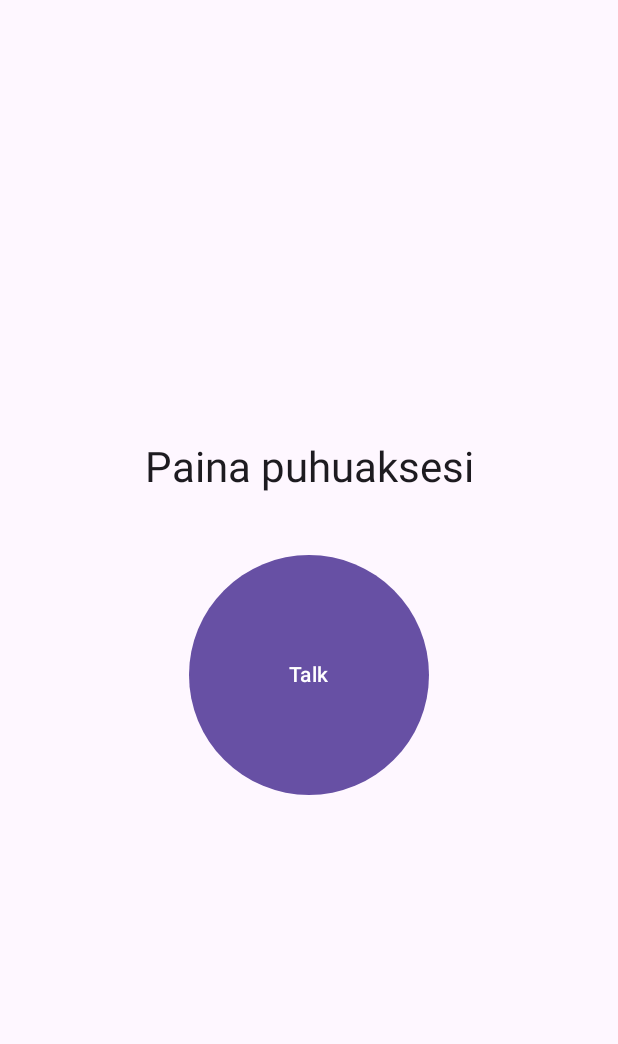
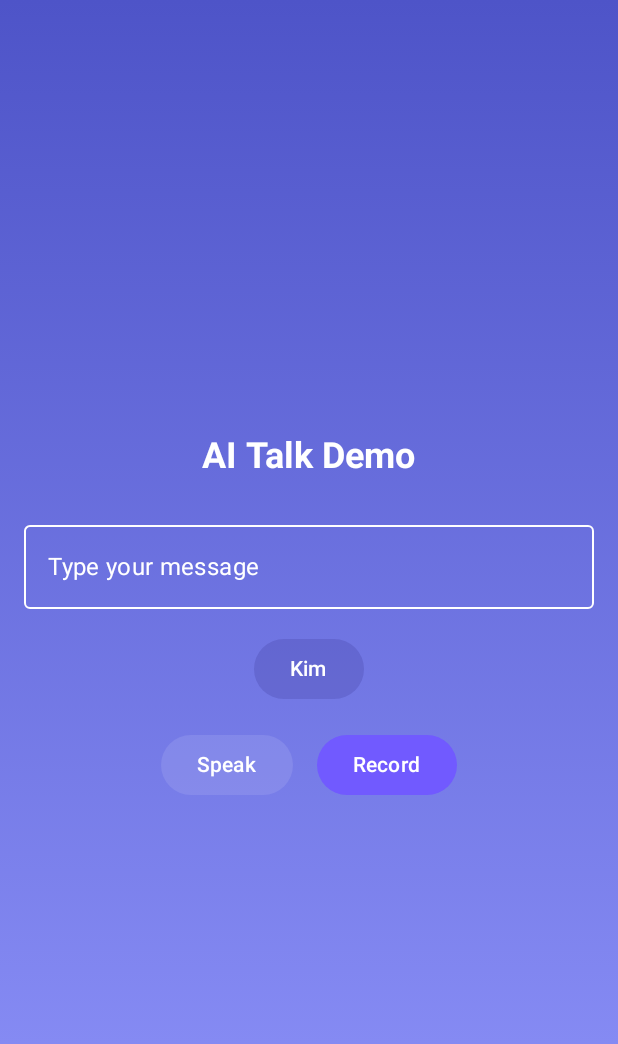
Before and after one commit to OgeonX-Ai/android, an Android app built with Jetpack Compose: the screen it shows after launch (MainActivity), on a phone screen of 412 x 824 dp. Shown: the top 1044 px of the screen. Run offline under Robolectric (Android 15) with nearby library versions, the phone set to English and light mode, and no system bars.

```diff
--- a/app/build.gradle.kts
+++ b/app/build.gradle.kts
@@ -51,12 +51,15 @@ dependencies {
     implementation(libs.androidx.compose.ui.graphics)
     implementation(libs.androidx.compose.ui.tooling.preview)
     implementation(libs.androidx.compose.material3)
+    implementation("com.google.android.material:material:1.12.0")
 
     testImplementation(libs.junit)
     androidTestImplementation(libs.androidx.junit)
     androidTestImplementation(libs.androidx.espresso.core)
     androidTestImplementation(platform(libs.androidx.compose.bom))
     androidTestImplementation(libs.androidx.compose.ui.test.junit4)
+    androidTestImplementation("androidx.test:core:1.5.0")
+    androidTestImplementation("androidx.test:runner:1.5.2")
     debugImplementation(libs.androidx.compose.ui.tooling)
     debugImplementation(libs.androidx.compose.ui.test.manifest)
 
--- /dev/null
+++ b/app/src/main/java/com/example/aitalkdemo/ui/HomeScreen.kt
@@ -0,0 +1,172 @@
+package com.example.aitalkdemo.ui
+
+import androidx.compose.foundation.background
+import androidx.compose.foundation.layout.Arrangement
+import androidx.compose.foundation.layout.Box
+import androidx.compose.foundation.layout.Column
+import androidx.compose.foundation.layout.Row
+import androidx.compose.foundation.layout.Spacer
+import androidx.compose.foundation.layout.fillMaxSize
+import androidx.compose.foundation.layout.fillMaxWidth
+import androidx.compose.foundation.layout.height
+import androidx.compose.foundation.layout.padding
+import androidx.compose.material3.Button
+import androidx.compose.material3.ButtonDefaults
+import androidx.compose.material3.DropdownMenu
+import androidx.compose.material3.DropdownMenuItem
+import androidx.compose.material3.MaterialTheme
+import androidx.compose.material3.OutlinedTextField
+import androidx.compose.material3.Text
+import androidx.compose.material3.TextFieldDefaults
+import androidx.compose.runtime.Composable
+import androidx.compose.runtime.getValue
+import androidx.compose.runtime.mutableStateOf
+import androidx.compose.runtime.remember
+import androidx.compose.runtime.setValue
+import androidx.compose.ui.Alignment
+import androidx.compose.ui.Modifier
+import androidx.compose.ui.graphics.Brush
+import androidx.compose.ui.graphics.Color
+import androidx.compose.ui.text.TextStyle
+import androidx.compose.ui.text.font.FontWeight
+import androidx.compose.ui.unit.dp
+import androidx.compose.ui.unit.sp
+
+/**
+ * A modern home screen for the AI Talk demo.
+ *
+ * This composable presents a radial gradient background, an input box for the user to
+ * type a message, a voice picker and buttons to trigger text-to-speech or start
+ * recording from the microphone. The styling draws inspiration from the GitHub Pages
+ * demo of Kim’s AI voice project by using purple and blue gradients with white
+ * typography.
+ *
+ * @param voices list of available voice/persona names to choose from
+ * @param onSendText callback invoked when the user presses the Speak button
+ * @param onRecordVoice callback invoked when the user toggles recording
+ * @param isRecording current recording state
+ * @param isProcessing whether the backend is processing a request
+ */
+@Composable
+fun HomeScreen(
+    voices: List<String>,
+    onSendText: (String, String) -> Unit,
+    onRecordVoice: (Boolean) -> Unit,
+    isRecording: Boolean,
+    isProcessing: Boolean
+) {
+    // Selected voice/persona state
+    var selectedVoice by remember { mutableStateOf(voices.firstOrNull() ?: "") }
+    // User's text input
+    var message by remember { mutableStateOf("") }
+    // Dropdown visibility state
+    var dropdownExpanded by remember { mutableStateOf(false) }
+
+    Box(
+        modifier = Modifier
+            .fillMaxSize()
+            // Vertical gradient reminiscent of the web demo
+            .background(
+                Brush.verticalGradient(
+                    colors = listOf(
+                        Color(0xFF4e54c8), // deep purple
+                        Color(0xFF8f94fb)  // light indigo
+                    )
+                )
+            )
+            .padding(16.dp)
+    ) {
+        Column(
+            modifier = Modifier.fillMaxSize(),
+            verticalArrangement = Arrangement.Center,
+            horizontalAlignment = Alignment.CenterHorizontally
+        ) {
+            // Title
+            Text(
+                text = "AI Talk Demo",
+                style = MaterialTheme.typography.headlineMedium.copy(
+                    fontWeight = FontWeight.Bold,
+                    color = Color.White
+                )
+            )
+            Spacer(modifier = Modifier.height(24.dp))
+
+            // Message text field
+            OutlinedTextField(
+                value = message,
+                onValueChange = { message = it },
+                label = { Text(text = "Type your message", color = Color.White) },
+                modifier = Modifier.fillMaxWidth(),
+                textStyle = TextStyle(color = Color.White, fontSize = 18.sp),
+                singleLine = false,
+                colors = TextFieldDefaults.outlinedTextFieldColors(
+                    focusedBorderColor = Color.White,
+                    unfocusedBorderColor = Color.White,
+                    cursorColor = Color.White
+                )
+            )
+            Spacer(modifier = Modifier.height(16.dp))
+
+            // Voice picker
+            Box {
+                Button(
+                    onClick = { dropdownExpanded = true },
+                    colors = ButtonDefaults.buttonColors(containerColor = Color(0x665050B5))
+                ) {
+                    Text(
+                        text = if (selectedVoice.isBlank()) "Select voice" else selectedVoice,
+                        color = Color.White
+                    )
+                }
+                DropdownMenu(
+                    expanded = dropdownExpanded,
+                    onDismissRequest = { dropdownExpanded = false }
+                ) {
+                    voices.forEach { voice ->
+                        DropdownMenuItem(
+                            text = { Text(voice) },
+                            onClick = {
+                                selectedVoice = voice
+                                dropdownExpanded = false
+                            }
+                        )
+                    }
+                }
+            }
+            Spacer(modifier = Modifier.height(16.dp))
+
+            // Action buttons
+            Row(
+                horizontalArrangement = Arrangement.spacedBy(16.dp)
+            ) {
+                // Speak button triggers TTS on the backend
+                Button(
+                    onClick = {
+                        if (message.isNotBlank() && selectedVoice.isNotBlank()) {
+                            onSendText(message, selectedVoice)
+                        }
+                    },
+                    enabled = message.isNotBlank() && !isProcessing,
+                    colors = ButtonDefaults.buttonColors(containerColor = Color(0xFF715AFF))
+                ) {
+                    Text(
+                        text = if (isProcessing) "Processing…" else "Speak",
+                        color = Color.White
+                    )
+                }
+                // Record button toggles microphone recording
+                Button(
+                    onClick = { onRecordVoice(!isRecording) },
+                    colors = ButtonDefaults.buttonColors(
+                        containerColor = if (isRecording) Color(0xFFD32F2F) else Color(0xFF715AFF)
+                    )
+                ) {
+                    Text(
+                        text = if (isRecording) "Stop" else "Record",
+                        color = Color.White
+                    )
+                }
+            }
+        }
+    }
+}
--- a/app/src/main/java/com/example/aitalkdemo/ui/theme/Color.kt
+++ b/app/src/main/java/com/example/aitalkdemo/ui/theme/Color.kt
@@ -2,10 +2,23 @@ package com.example.aitalkdemo.ui.theme
 
 import androidx.compose.ui.graphics.Color
 
-val Purple80 = Color(0xFFD0BCFF)
-val PurpleGrey80 = Color(0xFFCCC2DC)
-val Pink80 = Color(0xFFEFB8C8)
+/**
+ * Central color definitions for the AI talk demo app.
+ *
+ * The palette leans heavily on purples and blues to mirror the gradient used on the
+ * GitHub Pages demo. Additional semantic colours (e.g. danger) are also defined.
+ */
+object DemoColors {
+    // Gradient start and end colours used for the background
+    val GradientStart = Color(0xFF4e54c8)
+    val GradientEnd   = Color(0xFF8f94fb)
 
-val Purple40 = Color(0xFF6650a4)
-val PurpleGrey40 = Color(0xFF625b71)
-val Pink40 = Color(0xFF7D5260)
+    // Primary accent colour for buttons and highlights
+    val Primary = Color(0xFF715AFF)
+
+    // Danger colour used when the record button is active
+    val Danger = Color(0xFFD32F2F)
+
+    // On-surface colour for dark text on light backgrounds
+    val OnSurface = Color(0xFF212121)
+}
--- a/app/src/main/java/com/example/aitalkdemo/ui/theme/Theme.kt
+++ b/app/src/main/java/com/example/aitalkdemo/ui/theme/Theme.kt
@@ -1,58 +1,70 @@
 package com.example.aitalkdemo.ui.theme
 
 import android.app.Activity
-import android.os.Build
 import androidx.compose.foundation.isSystemInDarkTheme
 import androidx.compose.material3.MaterialTheme
 import androidx.compose.material3.darkColorScheme
-import androidx.compose.material3.dynamicDarkColorScheme
-import androidx.compose.material3.dynamicLightColorScheme
 import androidx.compose.material3.lightColorScheme
 import androidx.compose.runtime.Composable
+import androidx.compose.ui.graphics.Color
+import androidx.compose.ui.graphics.toArgb
 import androidx.compose.ui.platform.LocalContext
+import androidx.compose.ui.platform.LocalView
+import androidx.core.view.ViewCompat
 
-private val DarkColorScheme = darkColorScheme(
-    primary = Purple80,
-    secondary = PurpleGrey80,
-    tertiary = Pink80
-)
-
-private val LightColorScheme = lightColorScheme(
-    primary = Purple40,
-    secondary = PurpleGrey40,
-    tertiary = Pink40
-
-    /* Other default colors to override
-    background = Color(0xFFFFFBFE),
-    surface = Color(0xFFFFFBFE),
-    onPrimary = Color.White,
-    onSecondary = Color.White,
-    onTertiary = Color.White,
-    onBackground = Color(0xFF1C1B1F),
-    onSurface = Color(0xFF1C1B1F),
-    */
-)
-
+/**
+ * Defines the Material3 colour scheme and applies it to the content. A dynamic
+ * colour scheme is attempted on Android 12+ devices, but falls back to a
+ * static palette based on [DemoColors] otherwise.
+ *
+ * @param darkTheme whether to use dark colours
+ * @param content composable tree wrapped by the theme
+ */
 @Composable
 fun AiTalkDemoTheme(
     darkTheme: Boolean = isSystemInDarkTheme(),
-    // Dynamic color is available on Android 12+
-    dynamicColor: Boolean = true,
     content: @Composable () -> Unit
 ) {
-    val colorScheme = when {
-        dynamicColor && Build.VERSION.SDK_INT >= Build.VERSION_CODES.S -> {
-            val context = LocalContext.current
-            if (darkTheme) dynamicDarkColorScheme(context) else dynamicLightColorScheme(context)
-        }
+    // Static colour palettes
+    val LightColorScheme = lightColorScheme(
+        primary      = DemoColors.Primary,
+        onPrimary    = Color.White,
+        secondary    = DemoColors.GradientStart,
+        onSecondary  = Color.White,
+        tertiary     = DemoColors.GradientEnd,
+        onTertiary   = Color.White,
+        background   = DemoColors.GradientEnd,
+        onBackground = Color.White,
+        surface      = DemoColors.GradientStart,
+        onSurface    = Color.White
+    )
+    val DarkColorScheme = darkColorScheme(
+        primary      = DemoColors.Primary,
+        onPrimary    = Color.White,
+        secondary    = DemoColors.GradientEnd,
+        onSecondary  = Color.White,
+        tertiary     = DemoColors.GradientStart,
+        onTertiary   = Color.White,
+        background   = DemoColors.GradientStart,
+        onBackground = Color.White,
+        surface      = DemoColors.GradientEnd,
+        onSurface    = Color.White
+    )
 
-        darkTheme -> DarkColorScheme
-        else -> LightColorScheme
+    val colorScheme = if (darkTheme) DarkColorScheme else LightColorScheme
+
+    val view = LocalView.current
+    if (!view.isInEditMode) {
+        val currentActivity = LocalContext.current as? Activity
+        currentActivity?.window?.statusBarColor =
+            colorScheme.primary.toArgb()
+        ViewCompat.getWindowInsetsController(view)
+            ?.isAppearanceLightStatusBars = !darkTheme
     }
 
     MaterialTheme(
         colorScheme = colorScheme,
-        typography = Typography,
-        content = content
+        typography  = Typography,
+        content     = content
     )
 }
--- a/app/src/main/java/com/example/aitalkdemo/ui/theme/Type.kt
+++ b/app/src/main/java/com/example/aitalkdemo/ui/theme/Type.kt
@@ -6,29 +6,22 @@ import androidx.compose.ui.text.font.FontFamily
 import androidx.compose.ui.text.font.FontWeight
 import androidx.compose.ui.unit.sp
 
-// Set of Material typography styles to start with
+/**
+ * Defines a simple typography scheme for the AI talk demo. If you wish to use
+ * custom fonts (e.g. Inter or Montserrat) you can add the font files under
+ * `res/font/` and refer to them here via `FontFamily`.
+ */
 val Typography = Typography(
+    headlineMedium = TextStyle(
+        fontFamily   = FontFamily.Default,
+        fontWeight   = FontWeight.Bold,
+        fontSize     = 24.sp,
+        letterSpacing = 0.0.sp
+    ),
     bodyLarge = TextStyle(
-        fontFamily = FontFamily.Default,
-        fontWeight = FontWeight.Normal,
-        fontSize = 16.sp,
-        lineHeight = 24.sp,
-        letterSpacing = 0.5.sp
+        fontFamily   = FontFamily.Default,
+        fontWeight   = FontWeight.Normal,
+        fontSize     = 16.sp,
+        letterSpacing = 0.25.sp
     )
-    /* Other default text styles to override
-    titleLarge = TextStyle(
-        fontFamily = FontFamily.Default,
-        fontWeight = FontWeight.Normal,
-        fontSize = 22.sp,
-        lineHeight = 28.sp,
-        letterSpacing = 0.sp
-    ),
-    labelSmall = TextStyle(
-        fontFamily = FontFamily.Default,
-        fontWeight = FontWeight.Medium,
-        fontSize = 11.sp,
-        lineHeight = 16.sp,
-        letterSpacing = 0.5.sp
-    )
-    */
 )
--- a/app/src/main/res/values/themes.xml
+++ b/app/src/main/res/values/themes.xml
@@ -1,5 +1,9 @@
 <?xml version="1.0" encoding="utf-8"?>
-<resources>
-
-    <style name="Theme.AiTalkDemo" parent="android:Theme.Material.Light.NoActionBar" />
+<resources xmlns:tools="http://schemas.android.com/tools">
+    <style name="Theme.AiTalkDemo" parent="Theme.Material3.DayNight.NoActionBar">
+        <item name="colorPrimary">@color/primary</item>
+        <item name="colorPrimaryVariant">@color/gradient_start</item>
+        <item name="colorSecondary">@color/gradient_end</item>
+        <item name="android:statusBarColor" tools:targetApi="l">@color/primary</item>
+    </style>
 </resources>
```
Also changed, not shown: app/src/main/java/com/example/aitalkdemo/MainActivity.kt (+182 -115 lines), app/src/main/res/values/colors.xml (+7 -7 lines), app/src/main/res/values/strings.xml (+10 -1 lines), 11 other files.
